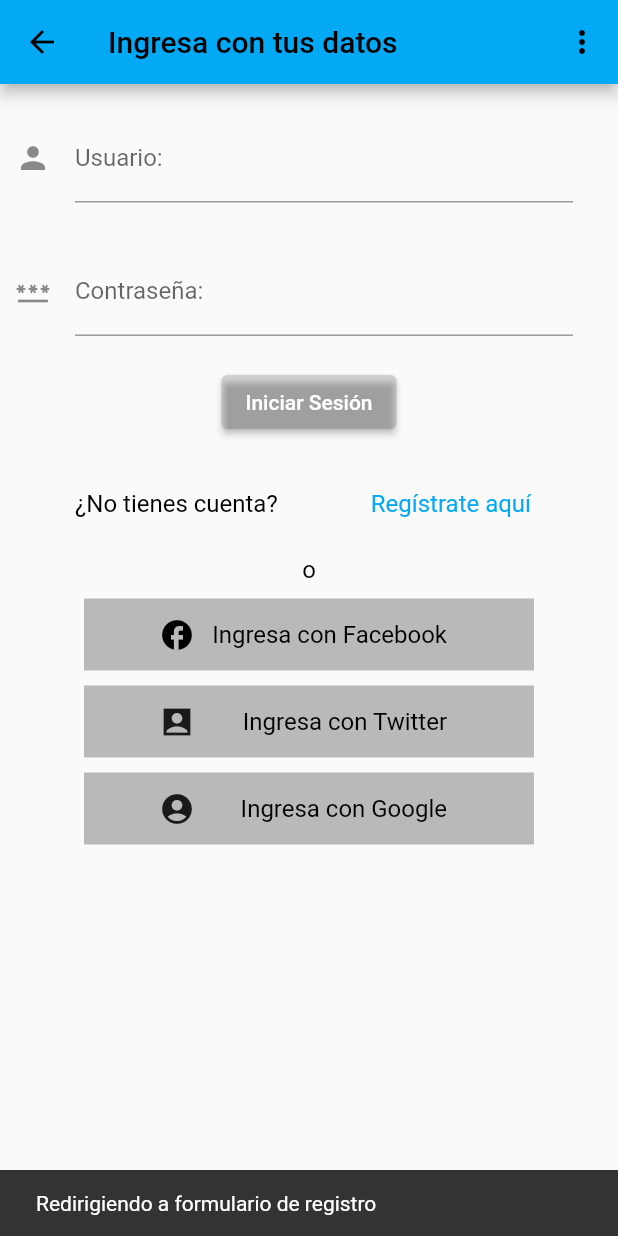
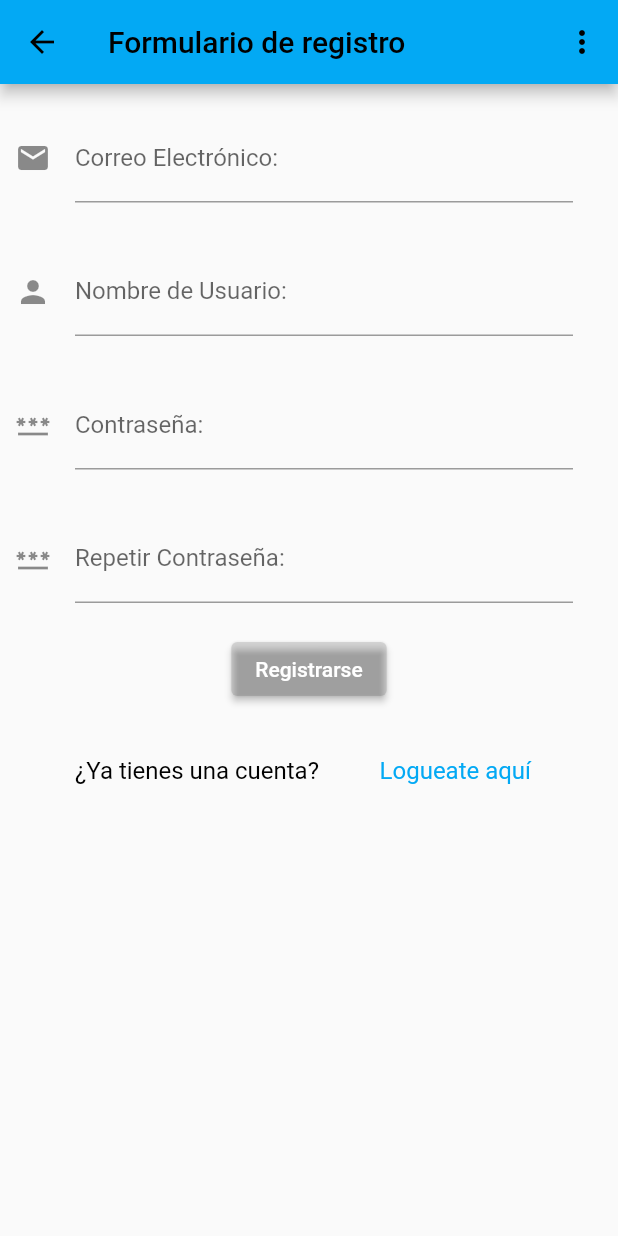
Before and after one commit to Kfyepez/backendLP, a Flutter app: the LoginPage screen opened directly, after a tap on "Regístrate aquí", on a phone screen of 412 x 824 dp. Run offline on Flutter 3.47's test engine with Material 2 defaults, Android fonts, the phone set to English and light mode, and no system bars.

Commit message:
Paginas de registros

```diff
--- a/lib/loginPage.dart
+++ b/lib/loginPage.dart
@@ -1,5 +1,6 @@
 import 'package:flutter/material.dart';
 import 'package:proyectolpbackend/homePage.dart';
+import 'package:proyectolpbackend/registerPage.dart';
 
 class LoginPage extends StatelessWidget {
 
@@ -104,10 +105,12 @@ class LoginPage extends StatelessWidget {
                             textStyle: const TextStyle(fontSize: 20),
                           ),
                           onPressed: () {
-                            ScaffoldMessenger.of(context).showSnackBar(
-                                const SnackBar(
-                                    content: Text(
-                                        "Redirigiendo a formulario de registro")));
+
+
+                            Navigator.push(
+                                context,
+                                MaterialPageRoute(builder: (context) => RegisterPage()),
+                            );
                           },
                           child: const Text(
                             'Regístrate aquí',
--- /dev/null
+++ b/lib/registerPage.dart
@@ -0,0 +1,155 @@
+import 'package:flutter/material.dart';
+import 'package:proyectolpbackend/homePage.dart';
+import 'package:proyectolpbackend/loginPage.dart';
+
+class RegisterPage extends StatelessWidget {
+
+  final emailcontroller = TextEditingController();
+  final usercontroller = TextEditingController();
+  final passcontroller = TextEditingController();
+  final passcontroller2 = TextEditingController();
+
+  @override
+  Widget build(BuildContext context) {
+    return Scaffold(
+
+      appBar: AppBar(title: Text('Formulario de registro'), actions: <Widget>[
+        IconButton(
+            icon: const Icon(Icons.more_vert),
+            tooltip: 'Actualizando',
+            onPressed: () {
+              ScaffoldMessenger.of(context).showSnackBar(
+                  const SnackBar(content: Text('Actualizando ventana')));
+            }),
+      ]),
+
+
+      body: Center(
+        child: Column(
+          children: [
+            Column(
+              children: [
+                Container(
+                    padding: EdgeInsets.fromLTRB(10, 20, 30, 10),
+                    child: TextFormField(
+                      controller: emailcontroller,
+                      decoration: const InputDecoration(
+                        icon: Icon(Icons.email),
+                        labelText: 'Correo Electrónico:',
+                      ),
+                      onSaved: (String? value) {
+                        // This optional block of code can be used to run
+                        // code when the user saves the form.
+                      },
+                    )),
+                Container(
+                    padding: EdgeInsets.fromLTRB(10, 20, 30, 10),
+                    child: TextFormField(
+                      controller: usercontroller,
+                      decoration: const InputDecoration(
+                        icon: Icon(Icons.person),
+                        labelText: 'Nombre de Usuario:',
+                      ),
+                      onSaved: (String? value) {
+                        // This optional block of code can be used to run
+                        // code when the user saves the form.
+                      },
+                    )),
+                Container(
+                    padding: EdgeInsets.fromLTRB(10, 20, 30, 10),
+                    child: TextFormField(
+                      controller: passcontroller,
+                      obscureText: true,
+                      decoration: const InputDecoration(
+                        icon: Icon(Icons.password),
+                        labelText: 'Contraseña:',
+                      ),
+                      onSaved: (String? value) {
+                        // This optional block of code can be used to run
+                        // code when the user saves the form.
+                      },
+                    )),
+                Container(
+                    padding: EdgeInsets.fromLTRB(10, 20, 30, 10),
+                    child: TextFormField(
+                      controller: passcontroller2,
+                      obscureText: true,
+                      decoration: const InputDecoration(
+                        icon: Icon(Icons.password),
+                        labelText: 'Repetir Contraseña:',
+                      ),
+                      onSaved: (String? value) {
+                        // This optional block of code can be used to run
+                        // code when the user saves the form.
+                      },
+                    )),
+                Container(
+                    padding: EdgeInsets.fromLTRB(0, 10, 0, 0),
+                    child: ElevatedButton(
+                      style: ButtonStyle(
+                        backgroundColor:
+                        MaterialStateProperty.all<Color>(Colors.black12),
+                        foregroundColor:
+                        MaterialStateProperty.all<Color>(Colors.white),
+                      ),
+                      onPressed: () {
+                        if (emailcontroller.text != "" && usercontroller.text != "" && passcontroller.text != "" &&passcontroller2.text != "") {
+                          if(passcontroller.text == passcontroller2.text) {
+                            ScaffoldMessenger.of(context).showSnackBar(
+                                const SnackBar(
+                                    content: Text("Registro exitoso")));
+                            Navigator.push(
+                              context,
+                              MaterialPageRoute(
+                                  builder: (context) => LoginPage()),
+                            );
+                          } else{
+                            ScaffoldMessenger.of(context).showSnackBar(
+                                const SnackBar(
+                                    content: Text("Las contraseñas no coinciden")));
+                          }
+                        } else {
+                          ScaffoldMessenger.of(context).showSnackBar(
+                              const SnackBar(
+                                  content: Text("Faltan campos por completar")));
+                        }
+                      },
+                      child: Text('Registrarse'),
+                    )),
+                Container(
+                    padding: EdgeInsets.fromLTRB(50, 20, 50, 0),
+                    child: Row(
+                      mainAxisAlignment: MainAxisAlignment.spaceBetween,
+                      children: [
+                        Text('¿Ya tienes una cuenta?',
+                            style: TextStyle(
+                              color: Colors.black,
+                              fontSize: 16,
+                            )),
+                        TextButton(
+                          style: TextButton.styleFrom(
+                            textStyle: const TextStyle(fontSize: 20),
+                          ),
+                          onPressed: () {
+                            Navigator.push(
+                              context,
+                              MaterialPageRoute(
+                                  builder: (context) => LoginPage()),
+                            );
+                          },
+                          child: const Text(
+                            'Logueate aquí',
+                            style: TextStyle(fontSize: 16),
+                          ),
+                        ),
+                      ],
+                    ))
+              ],
+            ),
+          ],
+        ),
+      ),
+    );
+
+  }
+}
```
